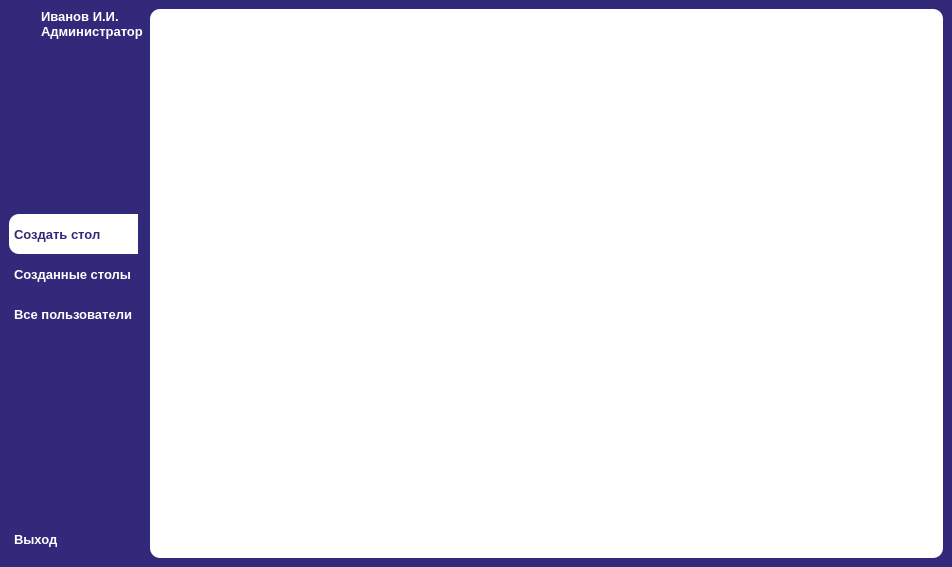
Qt form Gui/window_admin.ui (MyEdit/Casino_Client) before a commit.
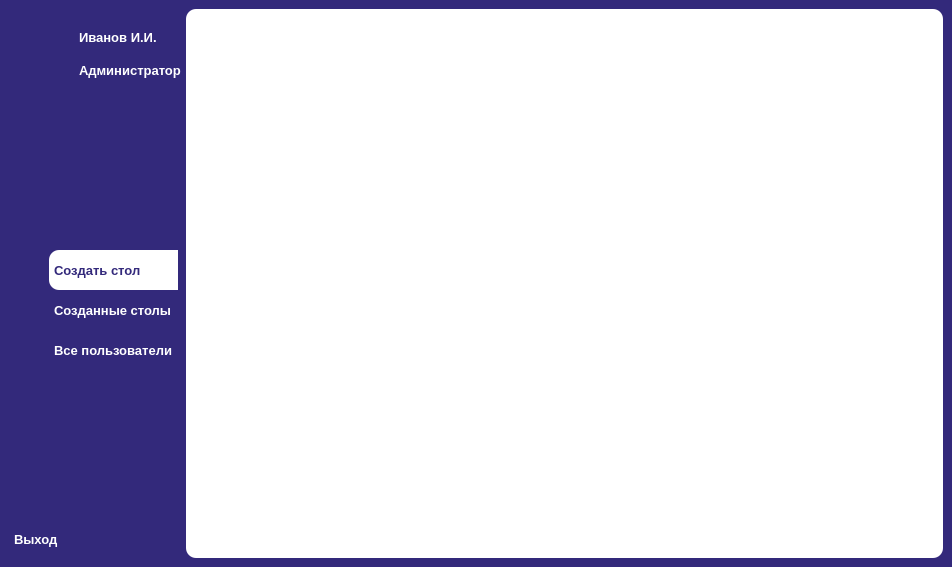
The same form after that commit. Icons and pictures are not drawn.

Diff of the .ui file:
```diff
--- a/Gui/window_admin.ui
+++ b/Gui/window_admin.ui
@@ -26,7 +26,195 @@
     <property name="horizontalSpacing">
      <number>0</number>
     </property>
-    <item row="7" column="0">
+    <item row="12" column="0" colspan="2">
+     <spacer name="verticalSpacer_2">
+      <property name="orientation">
+       <enum>Qt::Vertical</enum>
+      </property>
+      <property name="sizeHint" stdset="0">
+       <size>
+        <width>20</width>
+        <height>40</height>
+       </size>
+      </property>
+     </spacer>
+    </item>
+    <item row="8" column="0" colspan="2">
+     <layout class="QGridLayout" name="gridLayout_3">
+      <property name="horizontalSpacing">
+       <number>0</number>
+      </property>
+      <item row="0" column="1">
+       <widget class="QPushButton" name="buttonCreateTable">
+        <property name="minimumSize">
+         <size>
+          <width>0</width>
+          <height>40</height>
+         </size>
+        </property>
+        <property name="font">
+         <font>
+          <family>Segoe UI</family>
+          <pointsize>10</pointsize>
+          <weight>75</weight>
+          <bold>true</bold>
+         </font>
+        </property>
+        <property name="toolTip">
+         <string/>
+        </property>
+        <property name="styleSheet">
+         <string notr="true">QPushButton {
+	background-color: rgb(255, 255, 255);
+    border-top-left-radius: 10px;
+    border-bottom-left-radius: 10px;
+    color: rgb(51, 41, 123);
+	padding: 5px;
+	text-align: left;
+}</string>
+        </property>
+        <property name="text">
+         <string>Создать стол</string>
+        </property>
+       </widget>
+      </item>
+      <item row="1" column="2">
+       <widget class="QLabel" name="label_2">
+        <property name="enabled">
+         <bool>true</bool>
+        </property>
+        <property name="text">
+         <string/>
+        </property>
+        <property name="pixmap">
+         <pixmap resource="../Resources.qrc">:/photos/resources/recess.png</pixmap>
+        </property>
+        <property name="scaledContents">
+         <bool>true</bool>
+        </property>
+       </widget>
+      </item>
+      <item row="2" column="1">
+       <widget class="QPushButton" name="buttonAllUsers">
+        <property name="minimumSize">
+         <size>
+          <width>0</width>
+          <height>40</height>
+         </size>
+        </property>
+        <property name="font">
+         <font>
+          <family>Segoe UI</family>
+          <pointsize>10</pointsize>
+          <weight>75</weight>
+          <bold>true</bold>
+         </font>
+        </property>
+        <property name="styleSheet">
+         <string notr="true">QPushButton {
+	background: transparent;
+    border: none;
+	color: rgb(255, 255, 255);
+	padding: 5px;
+	text-align: left;
+}</string>
+        </property>
+        <property name="text">
+         <string>Все пользователи</string>
+        </property>
+       </widget>
+      </item>
+      <item row="1" column="1">
+       <widget class="QPushButton" name="buttonExistingTables">
+        <property name="minimumSize">
+         <size>
+          <width>0</width>
+          <height>40</height>
+         </size>
+        </property>
+        <property name="font">
+         <font>
+          <family>Segoe UI</family>
+          <pointsize>10</pointsize>
+          <weight>75</weight>
+          <bold>true</bold>
+         </font>
+        </property>
+        <property name="styleSheet">
+         <string notr="true">QPushButton {
+	background: transparent;
+    border: none;
+	color: rgb(255, 255, 255);
+	padding: 5px;
+	text-align: left;
+}</string>
+        </property>
+        <property name="text">
+         <string>Созданные столы</string>
+        </property>
+       </widget>
+      </item>
+      <item row="0" column="2">
+       <widget class="QLabel" name="label">
+        <property name="sizePolicy">
+         <sizepolicy hsizetype="MinimumExpanding" vsizetype="Preferred">
+          <horstretch>0</horstretch>
+          <verstretch>0</verstretch>
+         </sizepolicy>
+        </property>
+        <property name="text">
+         <string/>
+        </property>
+        <property name="pixmap">
+         <pixmap resource="../Resources.qrc">:/photos/resources/recess.png</pixmap>
+        </property>
+        <property name="scaledContents">
+         <bool>true</bool>
+        </property>
+       </widget>
+      </item>
+      <item row="2" column="2">
+       <widget class="QLabel" name="label_3">
+        <property name="text">
+         <string/>
+        </property>
+        <property name="pixmap">
+         <pixmap resource="../Resources.qrc">:/photos/resources/recess.png</pixmap>
+        </property>
+        <property name="scaledContents">
+         <bool>true</bool>
+        </property>
+       </widget>
+      </item>
+      <item row="0" column="0">
+       <spacer name="horizontalSpacer">
+        <property name="orientation">
+         <enum>Qt::Horizontal</enum>
+        </property>
+        <property name="sizeHint" stdset="0">
+         <size>
+          <width>40</width>
+          <height>20</height>
+         </size>
+        </property>
+       </spacer>
+      </item>
+     </layout>
+    </item>
+    <item row="6" column="0" colspan="2">
+     <spacer name="verticalSpacer">
+      <property name="orientation">
+       <enum>Qt::Vertical</enum>
+      </property>
+      <property name="sizeHint" stdset="0">
+       <size>
+        <width>20</width>
+        <height>40</height>
+       </size>
+      </property>
+     </spacer>
+    </item>
+    <item row="13" column="0" colspan="2">
      <widget class="QPushButton" name="buttonExit">
       <property name="font">
        <font>
@@ -60,77 +248,7 @@
       </property>
      </widget>
     </item>
-    <item row="0" column="0">
-     <layout class="QGridLayout" name="gridLayout_2">
-      <item row="1" column="1">
-       <widget class="QLabel" name="post">
-        <property name="font">
-         <font>
-          <family>Segoe UI</family>
-          <pointsize>10</pointsize>
-          <weight>75</weight>
-          <bold>true</bold>
-         </font>
-        </property>
-        <property name="styleSheet">
-         <string notr="true">QLabel {
-	color: rgb(255, 255, 255);
-}</string>
-        </property>
-        <property name="text">
-         <string>Администратор</string>
-        </property>
-       </widget>
-      </item>
-      <item row="0" column="1">
-       <widget class="QLabel" name="FIO_employee">
-        <property name="font">
-         <font>
-          <family>Segoe UI</family>
-          <pointsize>10</pointsize>
-          <weight>75</weight>
-          <bold>true</bold>
-         </font>
-        </property>
-        <property name="styleSheet">
-         <string notr="true">QLabel {
-	color: rgb(255, 255, 255);
-}</string>
-        </property>
-        <property name="text">
-         <string>Иванов И.И.</string>
-        </property>
-       </widget>
-      </item>
-      <item row="0" column="0" rowspan="2">
-       <widget class="QPushButton" name="pushButton_2">
-        <property name="enabled">
-         <bool>true</bool>
-        </property>
-        <property name="styleSheet">
-         <string notr="true">QPushButton {
-	background: transparent;
-    border: none;
-}</string>
-        </property>
-        <property name="text">
-         <string/>
-        </property>
-        <property name="icon">
-         <iconset resource="../Resources.qrc">
-          <normaloff>:/photos/resources/TestStuffPhoto.jpg</normaloff>:/photos/resources/TestStuffPhoto.jpg</iconset>
-        </property>
-        <property name="iconSize">
-         <size>
-          <width>50</width>
-          <height>50</height>
-         </size>
-        </property>
-       </widget>
-      </item>
-     </layout>
-    </item>
-    <item row="0" column="2" rowspan="9">
+    <item row="0" column="2" rowspan="15">
      <widget class="QTabWidget" name="tabWidget">
       <property name="styleSheet">
        <string notr="true">QTabWidget::pane {
@@ -161,52 +279,35 @@
       </property>
      </widget>
     </item>
-    <item row="6" column="0">
-     <spacer name="verticalSpacer_2">
-      <property name="orientation">
-       <enum>Qt::Vertical</enum>
-      </property>
-      <property name="sizeHint" stdset="0">
+    <item row="2" column="0">
+     <widget class="QLabel" name="photo">
+      <property name="minimumSize">
        <size>
-        <width>20</width>
-        <height>40</height>
+        <width>65</width>
+        <height>65</height>
        </size>
       </property>
-     </spacer>
-    </item>
-    <item row="1" column="0">
-     <spacer name="verticalSpacer">
-      <property name="orientation">
-       <enum>Qt::Vertical</enum>
-      </property>
-      <property name="sizeHint" stdset="0">
+      <property name="maximumSize">
        <size>
-        <width>20</width>
-        <height>40</height>
+        <width>65</width>
+        <height>65</height>
        </size>
       </property>
-     </spacer>
-    </item>
-    <item row="0" column="1">
-     <widget class="QLabel" name="plug">
       <property name="text">
        <string/>
       </property>
      </widget>
     </item>
-    <item row="2" column="0" colspan="2">
-     <layout class="QGridLayout" name="gridLayout_3">
-      <property name="horizontalSpacing">
-       <number>0</number>
+    <item row="2" column="1">
+     <layout class="QVBoxLayout" name="verticalLayout">
+      <property name="leftMargin">
+       <number>5</number>
       </property>
-      <item row="0" column="0">
-       <widget class="QPushButton" name="buttonCreateTable">
-        <property name="minimumSize">
-         <size>
-          <width>0</width>
-          <height>40</height>
-         </size>
-        </property>
+      <property name="rightMargin">
+       <number>5</number>
+      </property>
+      <item>
+       <widget class="QLabel" name="FIO_employee">
         <property name="font">
          <font>
           <family>Segoe UI</family>
@@ -219,81 +320,17 @@
          <string/>
         </property>
         <property name="styleSheet">
-         <string notr="true">QPushButton {
-	background-color: rgb(255, 255, 255);
-    border-top-left-radius: 10px;
-    border-bottom-left-radius: 10px;
-    color: rgb(51, 41, 123);
-	padding: 5px;
-	text-align: left;
-}</string>
-        </property>
-        <property name="text">
-         <string>Создать стол</string>
-        </property>
-       </widget>
-      </item>
-      <item row="0" column="1">
-       <widget class="QLabel" name="label">
-        <property name="text">
-         <string/>
-        </property>
-        <property name="pixmap">
-         <pixmap resource="../Resources.qrc">:/photos/resources/recess.png</pixmap>
-        </property>
-       </widget>
-      </item>
-      <item row="1" column="0">
-       <widget class="QPushButton" name="buttonExistingTables">
-        <property name="minimumSize">
-         <size>
-          <width>0</width>
-          <height>40</height>
-         </size>
-        </property>
-        <property name="font">
-         <font>
-          <family>Segoe UI</family>
-          <pointsize>10</pointsize>
-          <weight>75</weight>
-          <bold>true</bold>
-         </font>
-        </property>
-        <property name="styleSheet">
-         <string notr="true">QPushButton {
-	background: transparent;
-    border: none;
+         <string notr="true">QLabel {
 	color: rgb(255, 255, 255);
-	padding: 5px;
-	text-align: left;
 }</string>
         </property>
         <property name="text">
-         <string>Созданные столы</string>
+         <string>Иванов И.И.</string>
         </property>
        </widget>
       </item>
-      <item row="1" column="1">
-       <widget class="QLabel" name="label_2">
-        <property name="enabled">
-         <bool>true</bool>
-        </property>
-        <property name="text">
-         <string/>
-        </property>
-        <property name="pixmap">
-         <pixmap resource="../Resources.qrc">:/photos/resources/recess.png</pixmap>
-        </property>
-       </widget>
-      </item>
-      <item row="2" column="0">
-       <widget class="QPushButton" name="buttonAllUsers">
-        <property name="minimumSize">
-         <size>
-          <width>0</width>
-          <height>40</height>
-         </size>
-        </property>
+      <item>
+       <widget class="QLabel" name="post">
         <property name="font">
          <font>
           <family>Segoe UI</family>
@@ -303,26 +340,12 @@
          </font>
         </property>
         <property name="styleSheet">
-         <string notr="true">QPushButton {
-	background: transparent;
-    border: none;
+         <string notr="true">QLabel {
 	color: rgb(255, 255, 255);
-	padding: 5px;
-	text-align: left;
 }</string>
         </property>
         <property name="text">
-         <string>Все пользователи</string>
-        </property>
-       </widget>
-      </item>
-      <item row="2" column="1">
-       <widget class="QLabel" name="label_3">
-        <property name="text">
-         <string/>
-        </property>
-        <property name="pixmap">
-         <pixmap resource="../Resources.qrc">:/photos/resources/recess.png</pixmap>
+         <string>Администратор</string>
         </property>
        </widget>
       </item>
```
Left out of the diff: 3 changed lines with no effect on the pictures.
